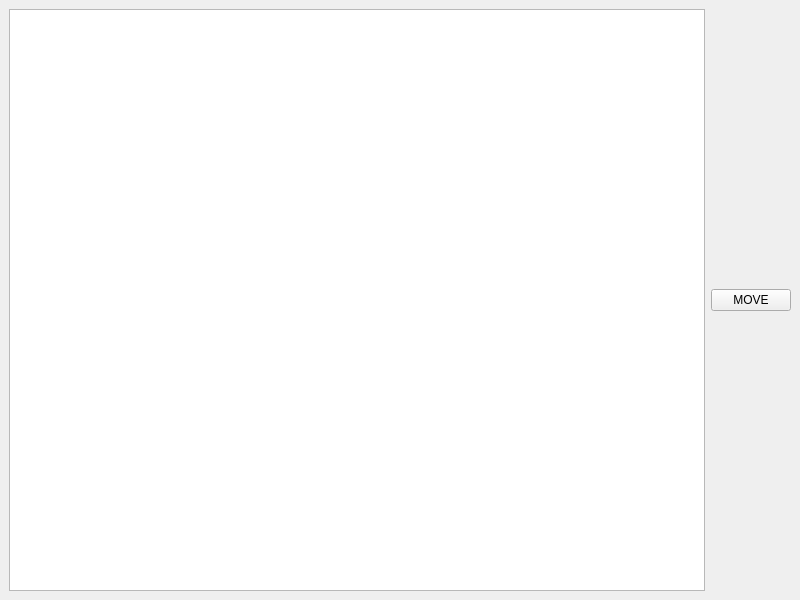
Qt form main_window.ui (ReeceCrone/DungeonWalker) before a commit.
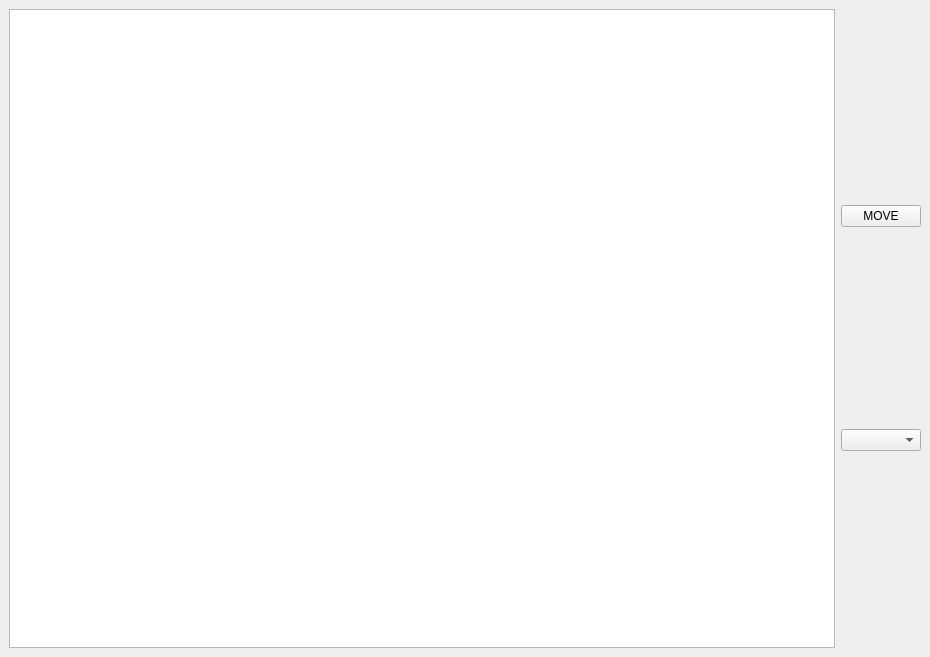
The same form after that commit.

Commit message: switched to a more mvc set up and added a pathfinding class and combo box for different algorithms, to be implented

Diff of the .ui file:
```diff
--- a/main_window.ui
+++ b/main_window.ui
@@ -6,8 +6,8 @@
    <rect>
     <x>0</x>
     <y>0</y>
-    <width>800</width>
-    <height>600</height>
+    <width>930</width>
+    <height>657</height>
    </rect>
   </property>
   <property name="windowTitle">
@@ -36,12 +36,19 @@
       </attribute>
      </widget>
     </item>
-    <item row="0" column="1">
+    <item row="0" column="3">
+     <layout class="QVBoxLayout" name="verticalLayout_2">
+      <item>
      <widget class="QPushButton" name="moveButton">
       <property name="text">
        <string>MOVE</string>
       </property>
      </widget>
+      </item>
+      <item>
+       <widget class="QComboBox" name="searchComboBox"/>
+      </item>
+     </layout>
     </item>
    </layout>
   </widget>
```
Lines whose indentation alone changed are shown as unchanged. The commit also changes 5 other files.
